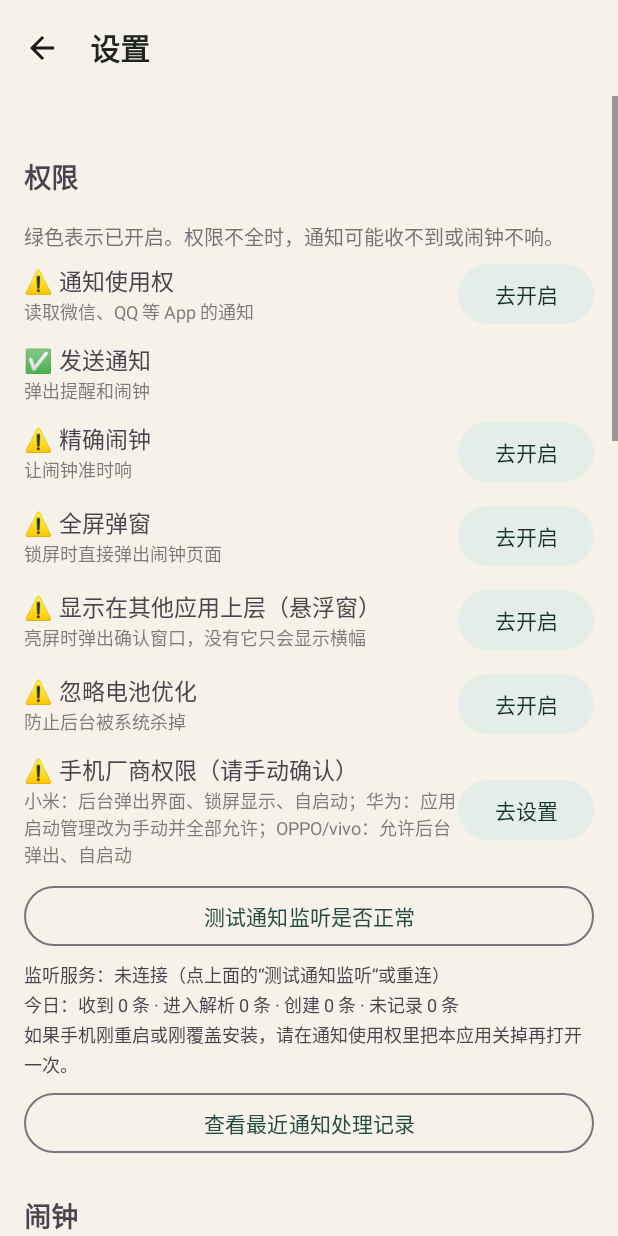
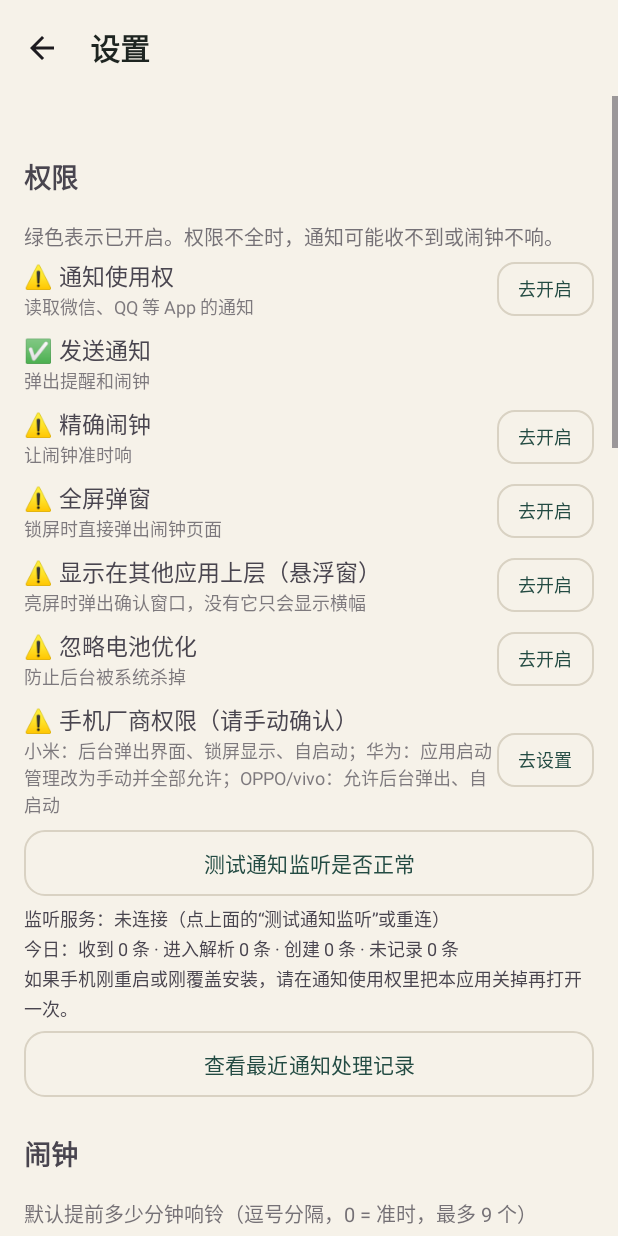
Before and after one commit to John20260411/NotifyClock, an Android app: the SettingsActivity screen opened directly, with no data from a screen before it, on a phone screen of 412 x 824 dp. Run offline under Robolectric (Android 15) with nearby library versions, the phone set to English and light mode, and no system bars.

Commit message:
v0.3.6: 统一设置页按钮体系

```diff
--- a/app/build.gradle.kts
+++ b/app/build.gradle.kts
@@ -16,8 +16,8 @@ android {
         applicationId = "cn.notialarm"
         minSdk = 26
         targetSdk = 34
-        versionCode = 11
-        versionName = "0.3.5"
+        versionCode = 12
+        versionName = "0.3.6"
     }
 
     buildTypes {
--- a/app/src/main/res/layout/activity_settings.xml
+++ b/app/src/main/res/layout/activity_settings.xml
@@ -26,9 +26,9 @@
 
         <Button
             android:id="@+id/btnTestListener"
-            style="@style/Widget.Material3.Button.OutlinedButton"
+            style="@style/ActionButton"
             android:layout_width="match_parent"
-            android:layout_height="wrap_content"
+            android:layout_height="44dp"
             android:layout_marginTop="4dp"
             android:text="测试通知监听是否正常" />
 
@@ -43,9 +43,9 @@
 
         <Button
             android:id="@+id/btnAttempts"
-            style="@style/Widget.Material3.Button.OutlinedButton"
+            style="@style/ActionButton"
             android:layout_width="match_parent"
-            android:layout_height="wrap_content"
+            android:layout_height="44dp"
             android:layout_marginTop="6dp"
             android:text="查看最近通知处理记录" />
 
@@ -125,7 +125,7 @@
 
                     <com.google.android.material.button.MaterialButton
                         android:id="@+id/btnPreview"
-                        style="@style/Widget.Material3.Button.OutlinedButton"
+                        style="@style/ActionButton"
                         android:layout_width="88dp"
                         android:layout_height="44dp"
                         android:layout_marginStart="10dp"
@@ -194,16 +194,16 @@
 
             <Button
                 android:id="@+id/btnQuietStart"
-                style="@style/Widget.Material3.Button.OutlinedButton"
+                style="@style/ActionButton"
                 android:layout_width="0dp"
-                android:layout_height="wrap_content"
+                android:layout_height="44dp"
                 android:layout_weight="1" />
 
             <Button
                 android:id="@+id/btnQuietEnd"
-                style="@style/Widget.Material3.Button.OutlinedButton"
+                style="@style/ActionButton"
                 android:layout_width="0dp"
-                android:layout_height="wrap_content"
+                android:layout_height="44dp"
                 android:layout_marginStart="8dp"
                 android:layout_weight="1" />
         </LinearLayout>
@@ -273,9 +273,9 @@
 
         <Button
             android:id="@+id/btnTestLlm"
-            style="@style/Widget.Material3.Button.OutlinedButton"
-            android:layout_width="wrap_content"
-            android:layout_height="wrap_content"
+            style="@style/ActionButton"
+            android:layout_width="match_parent"
+            android:layout_height="44dp"
             android:text="测试大模型" />
 
         <TextView
@@ -300,9 +300,9 @@
 
         <Button
             android:id="@+id/btnAddBlack"
-            style="@style/Widget.Material3.Button.TonalButton"
-            android:layout_width="wrap_content"
-            android:layout_height="wrap_content"
+            style="@style/ActionButton"
+            android:layout_width="match_parent"
+            android:layout_height="44dp"
             android:text="添加黑名单" />
 
         <TextView
@@ -344,8 +344,10 @@
         <Button
             android:id="@+id/btnSave"
             android:layout_width="match_parent"
-            android:layout_height="wrap_content"
+            android:layout_height="50dp"
             android:layout_marginTop="16dp"
-            android:text="保存" />
+            android:text="保存"
+            android:textSize="15sp"
+            app:cornerRadius="16dp" />
     </LinearLayout>
 </ScrollView>
--- a/app/src/main/res/layout/item_permission.xml
+++ b/app/src/main/res/layout/item_permission.xml
@@ -28,8 +28,8 @@
 
     <Button
         android:id="@+id/permFix"
-        style="@style/Widget.Material3.Button.TonalButton"
+        style="@style/ActionButton.Small"
         android:layout_width="wrap_content"
-        android:layout_height="wrap_content"
+        android:layout_height="36dp"
         android:text="去开启" />
 </LinearLayout>
--- a/app/src/main/res/values/themes.xml
+++ b/app/src/main/res/values/themes.xml
@@ -102,6 +102,32 @@
         <item name="android:textSize">13sp</item>
     </style>
 
+    <!-- 设置页次级操作：统一描边，避免有的填色有的留白 -->
+    <style name="ActionButton" parent="Widget.Material3.Button.OutlinedButton">
+        <item name="android:layout_height">44dp</item>
+        <item name="android:minHeight">44dp</item>
+        <item name="android:minWidth">0dp</item>
+        <item name="android:textSize">14sp</item>
+        <item name="android:textAllCaps">false</item>
+        <item name="android:insetTop">0dp</item>
+        <item name="android:insetBottom">0dp</item>
+        <item name="android:insetLeft">0dp</item>
+        <item name="android:insetRight">0dp</item>
+        <item name="cornerRadius">14dp</item>
+        <item name="strokeColor">@color/app_outline</item>
+        <item name="android:textColor">@color/brand_primary</item>
+    </style>
+
+    <style name="ActionButton.Small" parent="ActionButton">
+        <item name="android:layout_width">wrap_content</item>
+        <item name="android:layout_height">36dp</item>
+        <item name="android:minHeight">36dp</item>
+        <item name="android:paddingLeft">14dp</item>
+        <item name="android:paddingRight">14dp</item>
+        <item name="android:textSize">12sp</item>
+        <item name="cornerRadius">12dp</item>
+    </style>
+
     <!-- 卡片里三个动作：统一 12sp、等宽、无边距，避免一行排不下 -->
     <style name="ItemAction" parent="Widget.Material3.Button.TextButton">
         <item name="android:layout_width">0dp</item>
```
Also changed, not shown: 2 other files.
